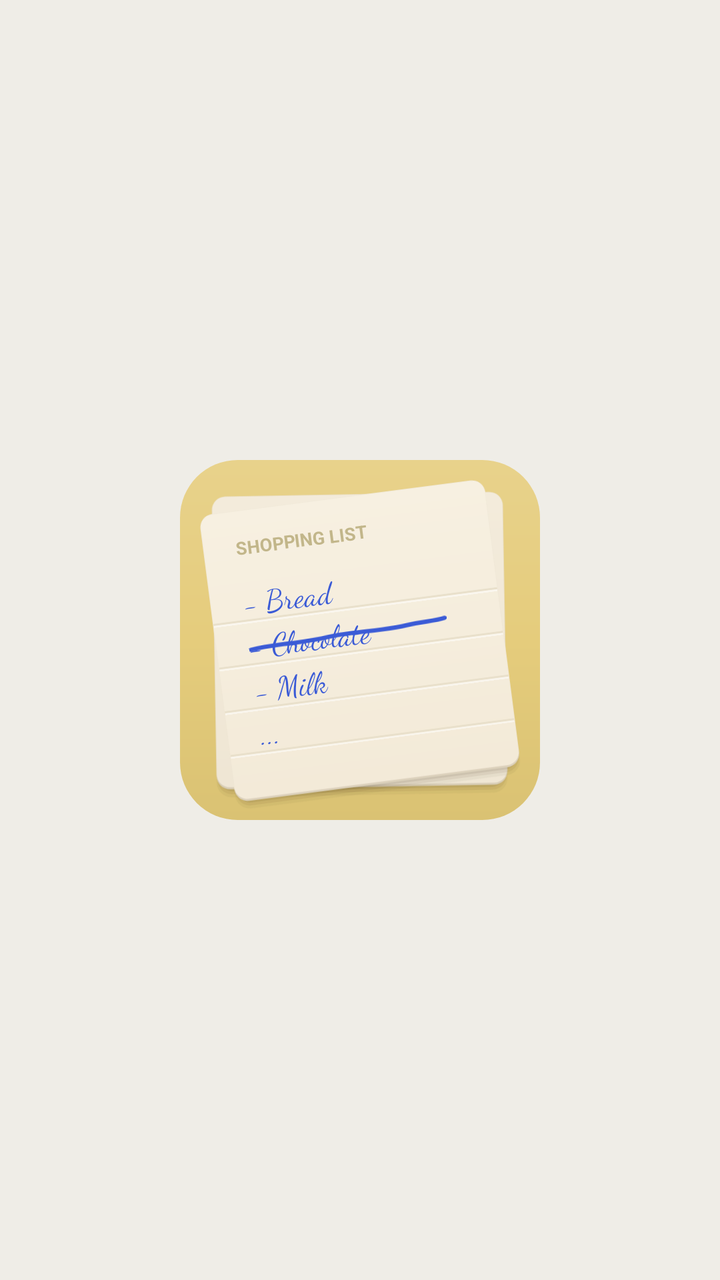
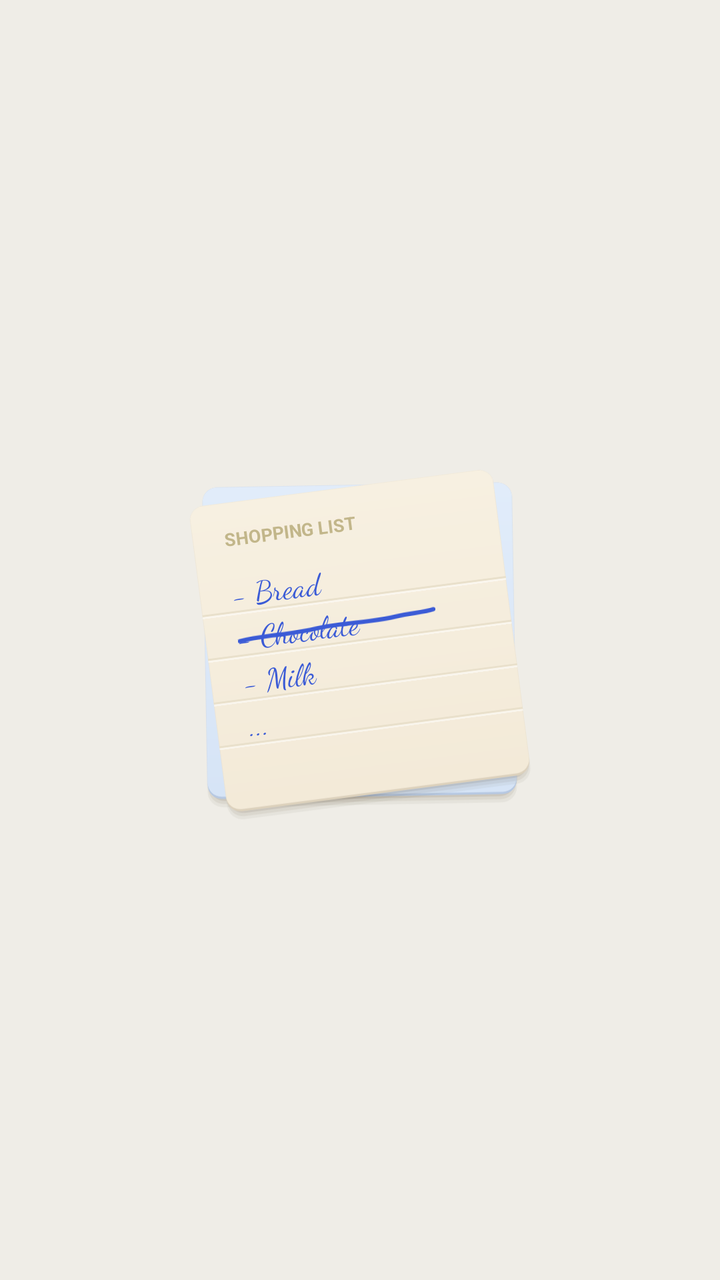

Compare the two renders of this Android layout. The source of the first and the diff that turns it into the second are given below.
<!-- AndroidManifest.xml: application theme AppTheme -->
<!-- res/layout/widget_preview.xml -->
<?xml version="1.0" encoding="utf-8"?>
<FrameLayout xmlns:android="http://schemas.android.com/apk/res/android" android:layout_width="match_parent" android:layout_height="match_parent">
    <FrameLayout android:layout_width="180dp" android:layout_height="180dp" android:layout_gravity="center" android:background="@drawable/w_base">
        <FrameLayout android:layout_width="157dp" android:layout_height="157dp" android:layout_gravity="center"
            android:rotation="-1" android:background="@drawable/paper_back"/>
        <FrameLayout android:layout_width="155dp" android:layout_height="155dp" android:layout_gravity="center"
            android:rotation="-7.4" android:background="@drawable/paper_cream" android:padding="6dp">
            <LinearLayout android:layout_width="match_parent" android:layout_height="match_parent" android:orientation="vertical">
                <TextView android:layout_width="wrap_content" android:layout_height="wrap_content" android:text="SHOPPING LIST"
                    android:paddingStart="16dp" android:paddingTop="12dp" android:paddingBottom="10dp"
                    android:textSize="9sp" android:textStyle="bold" android:textColor="#C2B68A"/>
                <FrameLayout android:layout_width="match_parent" android:layout_height="22dp" android:background="@drawable/rule" android:paddingStart="16dp">
                    <CheckBox android:layout_width="wrap_content" android:layout_height="match_parent" android:button="@null"
                        android:background="@drawable/strike" android:minWidth="0dp" android:minHeight="0dp" android:padding="0dp"
                        android:paddingEnd="4dp" android:textSize="15sp" android:textColor="#3B5BD6" android:fontFamily="cursive"
                        android:checked="false" android:text="- Bread"/>
                </FrameLayout>
                <FrameLayout android:layout_width="match_parent" android:layout_height="22dp" android:background="@drawable/rule" android:paddingStart="16dp">
                    <CheckBox android:layout_width="wrap_content" android:layout_height="match_parent" android:button="@null"
                        android:background="@drawable/strike" android:minWidth="0dp" android:minHeight="0dp" android:padding="0dp"
                        android:paddingEnd="4dp" android:textSize="15sp" android:textColor="#3B5BD6" android:fontFamily="cursive"
                        android:checked="true" android:text="- Chocolate"/>
                </FrameLayout>
                <FrameLayout android:layout_width="match_parent" android:layout_height="22dp" android:background="@drawable/rule" android:paddingStart="16dp">
                    <CheckBox android:layout_width="wrap_content" android:layout_height="match_parent" android:button="@null"
                        android:background="@drawable/strike" android:minWidth="0dp" android:minHeight="0dp" android:padding="0dp"
                        android:paddingEnd="4dp" android:textSize="15sp" android:textColor="#3B5BD6" android:fontFamily="cursive"
                        android:checked="false" android:text="- Milk"/>
                </FrameLayout>
                <FrameLayout android:layout_width="match_parent" android:layout_height="22dp" android:background="@drawable/rule" android:paddingStart="16dp">
                    <CheckBox android:layout_width="wrap_content" android:layout_height="match_parent" android:button="@null"
                        android:background="@drawable/strike" android:minWidth="0dp" android:minHeight="0dp" android:padding="0dp"
                        android:paddingEnd="4dp" android:textSize="15sp" android:textColor="#3B5BD6" android:fontFamily="cursive"
                        android:checked="false" android:text="..."/>
                </FrameLayout>
            </LinearLayout>
        </FrameLayout>
    </FrameLayout>
</FrameLayout>
<!-- resources referenced by this layout -->
<resources>
  <!-- drawable paper_back (drawable) -->
  <?xml version="1.0" encoding="utf-8"?>
  <vector xmlns:android="http://schemas.android.com/apk/res/android" xmlns:aapt="http://schemas.android.com/aapt" android:width="108dp" android:height="108dp" android:viewportWidth="108" android:viewportHeight="108">
      <path android:pathData="M9.0,7.4 H99.0 A5,5 0 0 1 104.0,12.4 V102.4 A5,5 0 0 1 99.0,107.4 H9.0 A5,5 0 0 1 4.0,102.4 V12.4 A5,5 0 0 1 9.0,7.4 Z" android:fillColor="#3B2A10" android:fillAlpha="0.05"/><path android:pathData="M9.3,6.4 H98.7 A5,5 0 0 1 103.7,11.4 V101.4 A5,5 0 0 1 98.7,106.4 H9.3 A5,5 0 0 1 4.3,101.4 V11.4 A5,5 0 0 1 9.3,6.4 Z" android:fillColor="#3B2A10" android:fillAlpha="0.07"/><path android:pathData="M9.6,5.4 H98.4 A5,5 0 0 1 103.4,10.4 V100.4 A5,5 0 0 1 98.4,105.4 H9.6 A5,5 0 0 1 4.6,100.4 V10.4 A5,5 0 0 1 9.6,5.4 Z" android:fillColor="#3B2A10" android:fillAlpha="0.09"/>
      <path android:pathData="M8.6,4 H99.4 A4.6,4.6 0 0 1 104,8.6 V100.10000000000001 A4.6,4.6 0 0 1 99.4,104.7 H8.6 A4.6,4.6 0 0 1 4,100.10000000000001 V8.6 A4.6,4.6 0 0 1 8.6,4 Z" android:fillColor="#D8CDB6"/>
      <path android:pathData="M8.6,4 H99.4 A4.6,4.6 0 0 1 104,8.6 V99.4 A4.6,4.6 0 0 1 99.4,104 H8.6 A4.6,4.6 0 0 1 4,99.4 V8.6 A4.6,4.6 0 0 1 8.6,4 Z"><aapt:attr name="android:fillColor"><gradient android:type="linear" android:startX="54" android:startY="4" android:endX="54" android:endY="104"><item android:offset="0" android:color="#F3EBDB"/><item android:offset="1" android:color="#EFE6D4"/></gradient></aapt:attr></path>
  </vector>
  <!-- drawable rule (drawable) -->
  <?xml version="1.0" encoding="utf-8"?>
  <layer-list xmlns:android="http://schemas.android.com/apk/res/android">
      <item android:gravity="bottom" android:height="1dp" android:bottom="1dp"><shape><solid android:color="#E9E0CB"/></shape></item>
      <item android:gravity="bottom" android:height="1dp"><shape><solid android:color="#80FFFFFF"/></shape></item>
  </layer-list>
  <!-- drawable w_base (drawable) -->
  <?xml version="1.0" encoding="utf-8"?>
  <vector xmlns:android="http://schemas.android.com/apk/res/android" xmlns:aapt="http://schemas.android.com/aapt" android:width="100dp" android:height="100dp" android:viewportWidth="100" android:viewportHeight="100">
      <path android:pathData="M16,0 H84 A16,16 0 0 1 100,16 V84 A16,16 0 0 1 84,100 H16 A16,16 0 0 1 0,84 V16 A16,16 0 0 1 16,0 Z"><aapt:attr name="android:fillColor"><gradient android:type="linear" android:startX="50" android:startY="0" android:endX="50" android:endY="100"><item android:offset="0" android:color="#E8D28B"/><item android:offset="0.5" android:color="#E5CC7C"/><item android:offset="1" android:color="#DAC273"/></gradient></aapt:attr></path>
  </vector>
  <style name="AppTheme" parent="android:Theme.Material.Light.NoActionBar">
          <item name="android:windowBackground">@color/bg</item>
          <item name="android:statusBarColor">@color/bg</item>
          <item name="android:navigationBarColor">@color/bg</item>
          <item name="android:windowLightStatusBar">true</item>
          <item name="android:windowLightNavigationBar">true</item>
          <item name="android:colorAccent">#3B5BD6</item>
          <item name="android:textColorHighlight">#403B5BD6</item>
      </style>
  <!-- drawable strike_on (drawable) -->
  <?xml version="1.0" encoding="utf-8"?>
  <vector xmlns:android="http://schemas.android.com/apk/res/android" android:width="100dp" android:height="22dp" android:viewportWidth="100" android:viewportHeight="22">
      <path android:name="s" android:pathData="M1,13.2 C14,11.6 26,13.4 40,11.8 C54,10.4 66,12.6 80,11 C88,10.2 94,10.8 99,9.8" android:strokeColor="@color/ink_dark" android:strokeWidth="2.1"
          android:strokeLineCap="round" android:fillColor="#00000000" android:trimPathEnd="1"/>
  </vector>
  <color name="bg">#EFEDE7</color>
  <color name="ink_dark">#3B5BD6</color>
  <!-- unchanged entries left out for length: 5 -->
</resources>

<!-- the commit's change to res/layout/widget_preview.xml (unified diff, before → after) -->
@@ -1,9 +1,9 @@
 <?xml version="1.0" encoding="utf-8"?>
 <FrameLayout xmlns:android="http://schemas.android.com/apk/res/android" android:layout_width="match_parent" android:layout_height="match_parent">
-    <FrameLayout android:layout_width="180dp" android:layout_height="180dp" android:layout_gravity="center" android:background="@drawable/w_base">
-        <FrameLayout android:layout_width="157dp" android:layout_height="157dp" android:layout_gravity="center"
-            android:rotation="-1" android:background="@drawable/paper_back"/>
-        <FrameLayout android:layout_width="155dp" android:layout_height="155dp" android:layout_gravity="center"
+    <FrameLayout android:layout_width="180dp" android:layout_height="180dp" android:layout_gravity="center">
+        <FrameLayout android:layout_width="167dp" android:layout_height="167dp" android:layout_gravity="center"
+            android:rotation="-1" android:background="@drawable/paper_sky"/>
+        <FrameLayout android:layout_width="165dp" android:layout_height="165dp" android:layout_gravity="center"
             android:rotation="-7.4" android:background="@drawable/paper_cream" android:padding="6dp">
             <LinearLayout android:layout_width="match_parent" android:layout_height="match_parent" android:orientation="vertical">
                 <TextView android:layout_width="wrap_content" android:layout_height="wrap_content" android:text="SHOPPING LIST"
<!-- resource entries referenced after the edit -->
@@ -1,11 +1,11 @@
 <!-- resources referenced by this layout -->
 <resources>
-  <!-- drawable paper_back (drawable) -->
+  <!-- drawable paper_sky (drawable) -->
   <?xml version="1.0" encoding="utf-8"?>
   <vector xmlns:android="http://schemas.android.com/apk/res/android" xmlns:aapt="http://schemas.android.com/aapt" android:width="108dp" android:height="108dp" android:viewportWidth="108" android:viewportHeight="108">
       <path android:pathData="M9.0,7.4 H99.0 A5,5 0 0 1 104.0,12.4 V102.4 A5,5 0 0 1 99.0,107.4 H9.0 A5,5 0 0 1 4.0,102.4 V12.4 A5,5 0 0 1 9.0,7.4 Z" android:fillColor="#3B2A10" android:fillAlpha="0.05"/><path android:pathData="M9.3,6.4 H98.7 A5,5 0 0 1 103.7,11.4 V101.4 A5,5 0 0 1 98.7,106.4 H9.3 A5,5 0 0 1 4.3,101.4 V11.4 A5,5 0 0 1 9.3,6.4 Z" android:fillColor="#3B2A10" android:fillAlpha="0.07"/><path android:pathData="M9.6,5.4 H98.4 A5,5 0 0 1 103.4,10.4 V100.4 A5,5 0 0 1 98.4,105.4 H9.6 A5,5 0 0 1 4.6,100.4 V10.4 A5,5 0 0 1 9.6,5.4 Z" android:fillColor="#3B2A10" android:fillAlpha="0.09"/>
-      <path android:pathData="M8.6,4 H99.4 A4.6,4.6 0 0 1 104,8.6 V100.10000000000001 A4.6,4.6 0 0 1 99.4,104.7 H8.6 A4.6,4.6 0 0 1 4,100.10000000000001 V8.6 A4.6,4.6 0 0 1 8.6,4 Z" android:fillColor="#D8CDB6"/>
-      <path android:pathData="M8.6,4 H99.4 A4.6,4.6 0 0 1 104,8.6 V99.4 A4.6,4.6 0 0 1 99.4,104 H8.6 A4.6,4.6 0 0 1 4,99.4 V8.6 A4.6,4.6 0 0 1 8.6,4 Z"><aapt:attr name="android:fillColor"><gradient android:type="linear" android:startX="54" android:startY="4" android:endX="54" android:endY="104"><item android:offset="0" android:color="#F3EBDB"/><item android:offset="1" android:color="#EFE6D4"/></gradient></aapt:attr></path>
+      <path android:pathData="M8.6,4 H99.4 A4.6,4.6 0 0 1 104,8.6 V100.10000000000001 A4.6,4.6 0 0 1 99.4,104.7 H8.6 A4.6,4.6 0 0 1 4,100.10000000000001 V8.6 A4.6,4.6 0 0 1 8.6,4 Z" android:fillColor="#B6C8E2"/>
+      <path android:pathData="M8.6,4 H99.4 A4.6,4.6 0 0 1 104,8.6 V99.4 A4.6,4.6 0 0 1 99.4,104 H8.6 A4.6,4.6 0 0 1 4,99.4 V8.6 A4.6,4.6 0 0 1 8.6,4 Z"><aapt:attr name="android:fillColor"><gradient android:type="linear" android:startX="54" android:startY="4" android:endX="54" android:endY="104"><item android:offset="0" android:color="#E1ECFA"/><item android:offset="1" android:color="#D6E4F6"/></gradient></aapt:attr></path>
   </vector>
   <!-- drawable rule (drawable) -->
   <?xml version="1.0" encoding="utf-8"?>
@@ -13,11 +13,6 @@
       <item android:gravity="bottom" android:height="1dp" android:bottom="1dp"><shape><solid android:color="#E9E0CB"/></shape></item>
       <item android:gravity="bottom" android:height="1dp"><shape><solid android:color="#80FFFFFF"/></shape></item>
   </layer-list>
-  <!-- drawable w_base (drawable) -->
-  <?xml version="1.0" encoding="utf-8"?>
-  <vector xmlns:android="http://schemas.android.com/apk/res/android" xmlns:aapt="http://schemas.android.com/aapt" android:width="100dp" android:height="100dp" android:viewportWidth="100" android:viewportHeight="100">
-      <path android:pathData="M16,0 H84 A16,16 0 0 1 100,16 V84 A16,16 0 0 1 84,100 H16 A16,16 0 0 1 0,84 V16 A16,16 0 0 1 16,0 Z"><aapt:attr name="android:fillColor"><gradient android:type="linear" android:startX="50" android:startY="0" android:endX="50" android:endY="100"><item android:offset="0" android:color="#E8D28B"/><item android:offset="0.5" android:color="#E5CC7C"/><item android:offset="1" android:color="#DAC273"/></gradient></aapt:attr></path>
-  </vector>
   <style name="AppTheme" parent="android:Theme.Material.Light.NoActionBar">
           <item name="android:windowBackground">@color/bg</item>
           <item name="android:statusBarColor">@color/bg</item>
